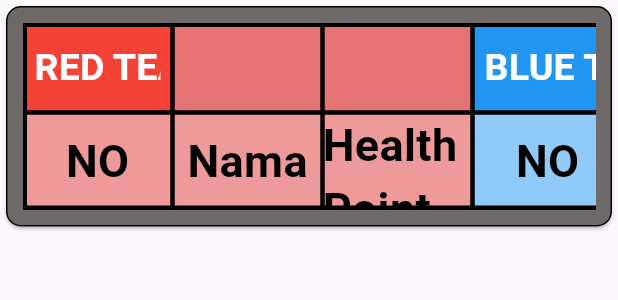
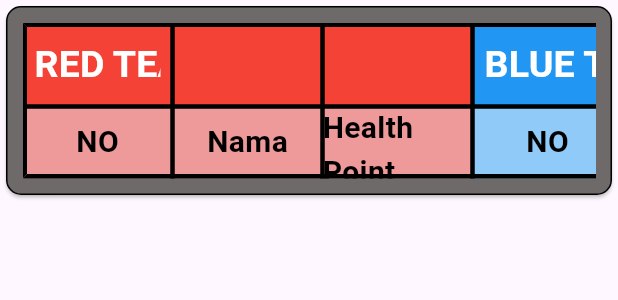
Before and after one commit to ilahammu/smart-vest-airsoft, a Flutter app: the CustomDataTable widget shown alone on an empty page, opened directly with empty values, on a phone screen of 412 x 824 dp. Shown: the top 300 px of the screen. Run offline on Flutter 3.47's test engine with Material 3 defaults, Android fonts, the phone set to English and light mode, and no system bars; drawn by our look-alikes of data_table_2; our stand-ins replace fl_chart, get, get_storage, google_fonts; accounts and stored records are empty; network calls fail; Roboto replaces fonts that are missing (Ramabhadra).

Commit message:
update esp selesai

```diff
--- a/lib/app/Custom_Component/Table/Custom_DataTableGameplay.dart
+++ b/lib/app/Custom_Component/Table/Custom_DataTableGameplay.dart
@@ -7,7 +7,10 @@ import '../../data/TableGameplay.dart';
 class CustomDataTable extends StatelessWidget {
   final List<DataTableGameplay> dataList;
 
-  const CustomDataTable({Key? key, required this.dataList}) : super(key: key);
+  const CustomDataTable({
+    Key? key,
+    required this.dataList,
+  }) : super(key: key);
 
   @override
   Widget build(BuildContext context) {
@@ -34,13 +37,10 @@ class CustomDataTable extends StatelessWidget {
         ),
         child: DataTable2(
           border: TableBorder.all(color: Colors.black, width: 3),
-          headingRowHeight: 60,
-          dataRowHeight: 65,
           columnSpacing: 0,
           horizontalMargin: 0,
           minWidth: 600,
           columns: [
-            // 🔴 RED TEAM Header (Menggunakan colspan dengan fake column)
             DataColumn(
               label: Container(
                 color: Colors.red,
@@ -53,10 +53,10 @@ class CustomDataTable extends StatelessWidget {
                       fontWeight: FontWeight.bold,
                       fontSize: 25),
                 ),
-            )),
-            DataColumn(label: Container(color: Colors.red[300])),
-            DataColumn(label: Container(color: Colors.red[300])),
-            // 🔵 BLUE TEAM Header
+              ),
+            ),
+            DataColumn(label: Container(color: Colors.red)),
+            DataColumn(label: Container(color: Colors.red)),
             DataColumn(
               label: Container(
                 color: Colors.blue,
@@ -69,16 +69,12 @@ class CustomDataTable extends StatelessWidget {
                       fontWeight: FontWeight.bold,
                       fontSize: 25),
                 ),
-            )),
-            DataColumn(
-              label: Container(color: Colors.blue[300]),
               ),
-            DataColumn(
-              label: Container(color: Colors.blue[300]),
             ),
+            DataColumn(label: Container(color: Colors.blue)),
+            DataColumn(label: Container(color: Colors.blue)),
           ],
           rows: [
-            // 🟡 NO, Nama, HP Header untuk masing-masing tim
             DataRow(cells: [
               DataCell(Container(
                   color: Colors.red[200],
@@ -101,10 +97,8 @@ class CustomDataTable extends StatelessWidget {
                   child: Center(
                       child: Text("Health Point", style: _headerStyle())))),
             ]),
-            // 🔄 Iterasi daftar pemain berdasarkan jumlah maksimum baris
             for (int i = 0; i < maxRows; i++)
               DataRow(cells: [
-                // Data Team A
                 DataCell(Container(
                     color: const Color.fromARGB(255, 196, 19, 36),
                     child: Center(
@@ -122,12 +116,30 @@ class CustomDataTable extends StatelessWidget {
                 DataCell(Container(
                     color: const Color.fromARGB(255, 196, 19, 36),
                     child: Center(
-                        child: Text(
-                            i < teamAPlayers.length
-                                ? teamAPlayers[i].health.toString()
-                                : "-",
-                            style: _dataStyle())))),
-                // Data Team B
+                        child: i < teamAPlayers.length
+                            ? Row(
+                                mainAxisAlignment: MainAxisAlignment.center,
+                                children: [
+                                  Text(
+                                    teamAPlayers[i].health.toString(),
+                                    style: _dataStyle(),
+                                  ),
+                                  const SizedBox(width: 10),
+                                  Text(
+                                    teamAPlayers[i].statusReady
+                                        ? "Ready"
+                                        : "Not Ready",
+                                    style: TextStyle(
+                                      fontSize: 18,
+                                      color: teamAPlayers[i].statusReady
+                                          ? Colors.green
+                                          : const Color.fromARGB(
+                                              255, 255, 255, 255),
+                                    ),
+                                  ),
+                                ],
+                              )
+                            : Text("-", style: _dataStyle())))),
                 DataCell(Container(
                     color: const Color.fromARGB(255, 62, 149, 220),
                     child: Center(
@@ -145,11 +157,30 @@ class CustomDataTable extends StatelessWidget {
                 DataCell(Container(
                     color: const Color.fromARGB(255, 62, 149, 220),
                     child: Center(
-                        child: Text(
-                            i < teamBPlayers.length
-                                ? teamBPlayers[i].health.toString()
-                                : "-",
-                            style: _dataStyle())))),
+                        child: i < teamBPlayers.length
+                            ? Row(
+                                mainAxisAlignment: MainAxisAlignment.center,
+                                children: [
+                                  Text(
+                                    teamBPlayers[i].health.toString(),
+                                    style: _dataStyle(),
+                                  ),
+                                  const SizedBox(width: 10),
+                                  Text(
+                                    teamBPlayers[i].statusReady
+                                        ? "Ready"
+                                        : "Not Ready",
+                                    style: TextStyle(
+                                      fontSize: 18,
+                                      color: teamBPlayers[i].statusReady
+                                          ? Colors.green
+                                          : const Color.fromARGB(
+                                              255, 255, 255, 255),
+                                    ),
+                                  ),
+                                ],
+                              )
+                            : Text("-", style: _dataStyle())))),
               ]),
           ],
         ),
@@ -160,7 +191,7 @@ class CustomDataTable extends StatelessWidget {
   // 🔥 Styling Header
   TextStyle _headerStyle() {
     return GoogleFonts.ramabhadra(
-        color: Colors.black, fontWeight: FontWeight.bold, fontSize: 30);
+        color: Colors.black, fontWeight: FontWeight.bold, fontSize: 20);
   }
 
   // 🔥 Styling Data
--- a/lib/app/data/TableGameplay.dart
+++ b/lib/app/data/TableGameplay.dart
@@ -3,20 +3,26 @@ class DataTableGameplay {
   final String name;
   final int health;
   final String selectedTeam;
+  final String macAddress;
+  final bool statusReady;
 
   DataTableGameplay({
     required this.no,
     required this.name,
     required this.health,
     required this.selectedTeam,
+    required this.macAddress,
+    required this.statusReady,
   });
 
   factory DataTableGameplay.fromJson(Map<String, dynamic> json) {
     return DataTableGameplay(
       no: json['no'] ?? 0,
-      name: json['name'] ?? "Unknown",
+      name: json['name'] ?? 'Unknown',
       health: json['health'] ?? 100,
-      selectedTeam: json['selectedTeam'] ?? "Unknown",
+      selectedTeam: json['selectedTeam'] ?? 'Unknown',
+      macAddress: json['macAddress'] ?? 'Unknown',
+      statusReady: json['statusReady'] ?? false,
     );
   }
 }
--- a/lib/app/modules/Gameplay/Views/GameStart_View.dart
+++ b/lib/app/modules/Gameplay/Views/GameStart_View.dart
@@ -47,7 +47,7 @@ class GamestartView extends GetView<GamestartController> {
                     onPressed: controller.isStartEnabled.value
                         ? controller.startGame
                         : null, // 🔥 Disable tombol jika tidak memenuhi syarat
-                    opacity: controller.isStartEnabled.value ? 1.0 : 0.5,
+                    opacity: controller.isStartEnabled.value ? 1.0 : 0.8,
                   )),
             ),
           ],
```
Also changed, not shown: lib/app/modules/Gameplay/Controllers/GameStart_Controller.dart (+44 -7 lines). Lines whose indentation alone changed are shown as unchanged.
